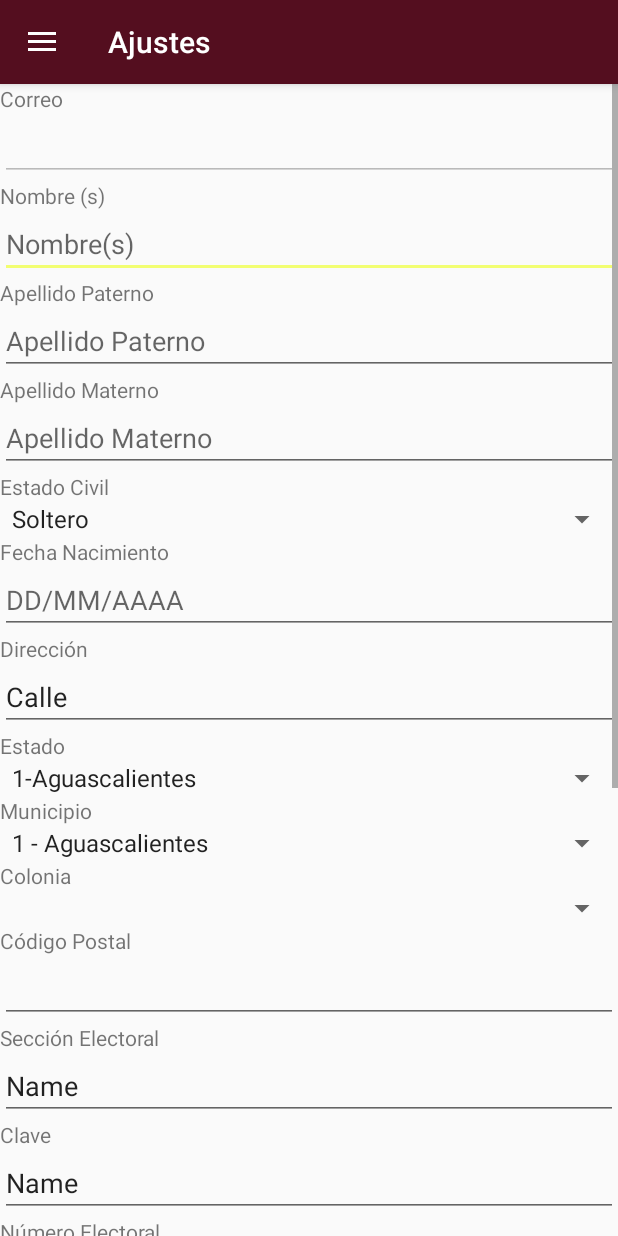
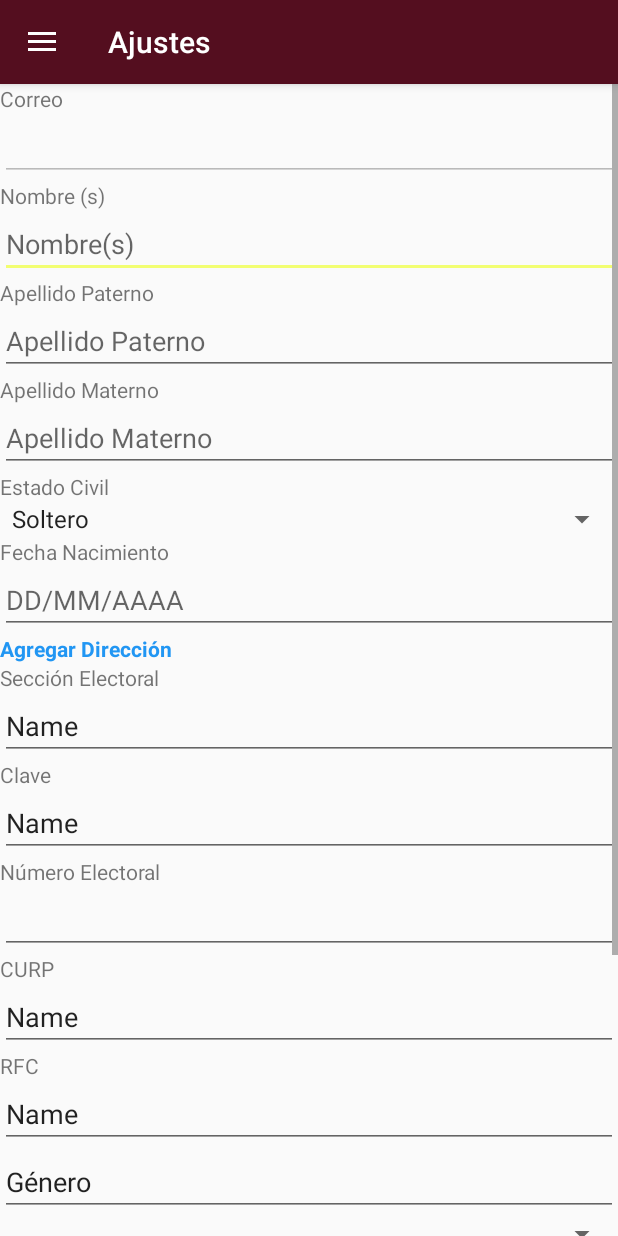
Before and after one commit to freqbends/NabelleApp, an Android app: the screen it shows after launch once a user with an empty profile is signed in (MainActivity), in the side drawer, after a tap on "Ajustes", on a phone screen of 412 x 824 dp. Run offline under Robolectric (Android 15) with nearby library versions, the phone set to English and light mode, and no system bars; our stand-ins replace Firebase (no records; nobody signed in at launch, a user with empty details on screens opened directly), navigation-ui; pictures from the network do not load.

Commit message:
Se realizan ajustes

```diff
--- a/app/build.gradle
+++ b/app/build.gradle
@@ -60,6 +60,8 @@ dependencies {
     annotationProcessor 'com.github.bumptech.glide:compiler:4.11.0'
     implementation 'androidx.gridlayout:gridlayout:1.0.0'
 
+    compile 'com.readystatesoftware.sqliteasset:sqliteassethelper:+'
+
 
 }
 
--- a/app/src/main/AndroidManifest.xml
+++ b/app/src/main/AndroidManifest.xml
@@ -23,7 +23,8 @@
         android:roundIcon="@mipmap/ic_nabelle"
         android:supportsRtl="true"
         android:theme="@style/AppTheme">
-        <activity android:name=".ui.galeria.DetalleGaleriaActivity"></activity>
+        <activity android:name=".ui.direccion.DireccionActivity"></activity>
+        <activity android:name=".ui.galeria.DetalleGaleriaActivity" />
         <activity android:name=".ui.servicios.ListaServiciosPorTipoActivity" />
         <activity android:name=".ui.cortina.CortinaActivity">
             <intent-filter>
--- a/app/src/main/java/org/fundacion/nabelle/conexionBD/ConexionSQLiteHelper.java
+++ b/app/src/main/java/org/fundacion/nabelle/conexionBD/ConexionSQLiteHelper.java
@@ -6,6 +6,7 @@ import android.database.sqlite.SQLiteOpenHelper;
 
 import androidx.annotation.Nullable;
 
+import static org.fundacion.nabelle.utils.UtilidadesDB.CREAR_TABLA_ESTADO;
 import static org.fundacion.nabelle.utils.UtilidadesDB.CREAR_TABLA_USUARIO;
 
 public class ConexionSQLiteHelper extends SQLiteOpenHelper {
@@ -17,12 +18,15 @@ public class ConexionSQLiteHelper extends SQLiteOpenHelper {
     @Override
     public void onCreate(SQLiteDatabase db) {
         db.execSQL(CREAR_TABLA_USUARIO);
+        db.execSQL(CREAR_TABLA_ESTADO);
 
     }
 
     @Override
     public void onUpgrade(SQLiteDatabase db, int oldVersion, int newVersion) {
         db.execSQL("DROP TABLE IF EXISTS usuario");
+        db.execSQL("DROP TABLE IF EXISTS estados");
+
         onCreate(db);
     }
 }
--- a/app/src/main/java/org/fundacion/nabelle/presenter/loginPresenter/PresentadorLogin.java
+++ b/app/src/main/java/org/fundacion/nabelle/presenter/loginPresenter/PresentadorLogin.java
@@ -45,6 +45,7 @@ public class PresentadorLogin implements LoginInterface {
                             usuario.setCorreo(correo);
                             Intent intent = new Intent(mContext, MainActivity.class);
                             intent.putExtra("correo",usuario.getCorreo());
+                            intent.addFlags(Intent.FLAG_ACTIVITY_CLEAR_TOP );
                             mContext.startActivity(intent);
                         }
                     }
--- a/app/src/main/java/org/fundacion/nabelle/ui/ajustes/AjustesFragment.java
+++ b/app/src/main/java/org/fundacion/nabelle/ui/ajustes/AjustesFragment.java
@@ -46,8 +46,10 @@ import org.fundacion.nabelle.conexionBD.ConexionSQLiteHelper;
 import org.fundacion.nabelle.interfaces.UsuarioInterface;
 import org.fundacion.nabelle.model.Usuario;
 import org.fundacion.nabelle.presenter.usuarioPresenter.PresentadorUsuario;
+import org.fundacion.nabelle.ui.direccion.DireccionActivity;
 import org.fundacion.nabelle.ui.login.LoginActivity;
 import org.fundacion.nabelle.utils.UtilidadesDB;
+import org.fundacion.nabelle.utils.UtilidadesTablasDB;
 
 import static androidx.constraintlayout.widget.Constraints.TAG;
 
@@ -56,7 +58,7 @@ public class AjustesFragment extends Fragment implements View.OnClickListener, U
     private GalleryViewModel galleryViewModel;
     View vista;
     Usuario usuario;
-    private TextView correo;
+    private TextView correo,direccion;
     private Button botonGuardar,botonActualizar;
     private EditText nombre,apPaterno,apMaterno,fechaNacimiento,calle,codigoPostal,seccionElectoral,clave,numeroElectoral,curp,rfc,celular,fijo;
     ImageView cerrarSesion;
@@ -88,8 +90,6 @@ public class AjustesFragment extends Fragment implements View.OnClickListener, U
         apPaterno = (EditText)vista.findViewById(R.id.apPaterno);
         apMaterno = (EditText)vista.findViewById(R.id.apMaterno);
         fechaNacimiento = (EditText)vista.findViewById(R.id.fechaNacimiento);
-        calle = (EditText)vista.findViewById(R.id.calle);
-        codigoPostal = (EditText)vista.findViewById(R.id.codigoPostal);
         seccionElectoral = (EditText)vista.findViewById(R.id.seccionElectoral);
         clave = (EditText)vista.findViewById(R.id.clave);
         numeroElectoral = (EditText)vista.findViewById(R.id.numeroElectoral);
@@ -99,39 +99,17 @@ public class AjustesFragment extends Fragment implements View.OnClickListener, U
         fijo = (EditText)vista.findViewById(R.id.fijo);
         cerrarSesion = (ImageView)vista.findViewById(R.id.img_sesion);
         cerrarSesion.setOnClickListener(this);
-
-
-        estado = vista.findViewById(R.id.estado);
-        municipio = vista.findViewById(R.id.municipio);
-        colonia = vista.findViewById(R.id.colonia);
         genero = vista.findViewById(R.id.genero);
-
         presentadorUsuario.setVista(this);
         presentadorUsuario.obtenerUsuario(usuario);
         adaptadorEC = ArrayAdapter.createFromResource(getContext(),R.array.estadoCivil,android.R.layout.simple_spinner_item);
         progreso.setVisibility(View.INVISIBLE);
         estadoCivil.setAdapter(adaptadorEC);
-        ArrayAdapter<CharSequence> adaptadorEstado = ArrayAdapter.createFromResource(getContext(),R.array.estado,android.R.layout.simple_spinner_item);
-        estado.setAdapter(adaptadorEstado);
+        direccion = (TextView) vista.findViewById(R.id.direccion);
+        direccion.setOnClickListener(this);
         auth = FirebaseAuth.getInstance();
         conn = new ConexionSQLiteHelper(getContext(),"bd_nabelle",null,1);
 
-
-
-        estado.setOnItemSelectedListener(new AdapterView.OnItemSelectedListener() {
-            @Override
-            public void onItemSelected(AdapterView<?> adapterView, View view, int i, long l) {
-                if(i == 0){
-                    listaMunicipios();
-                }
-            }
-
-
-            @Override
-            public void onNothingSelected(AdapterView<?> adapterView) {
-
-            }
-        });
 
 
     return vista;
@@ -185,6 +163,11 @@ public class AjustesFragment extends Fragment implements View.OnClickListener, U
                 dialogoImagen(view).show();
                 break;
 
+            case R.id.direccion:
+                Intent intent = new Intent(getContext(), DireccionActivity.class);
+                startActivity(intent);
+                break;
+
         }
 
     }
@@ -206,9 +189,6 @@ public class AjustesFragment extends Fragment implements View.OnClickListener, U
         if(usuario.getEstado() == null){
             estadoCivil.setAdapter(adaptadorEC);
         }
-
-        calle.setText(usuario.getCalle());
-        codigoPostal.setText(usuario.getCodigoPostal());
         seccionElectoral.setText(usuario.getSeccionElectoral());
         clave.setText(usuario.getClaveElector());
         numeroElectoral.setText(usuario.getNumIdentificador());
@@ -247,7 +227,8 @@ public class AjustesFragment extends Fragment implements View.OnClickListener, U
                 if (usuario != null) {
                     auth.signOut();
                     Toast.makeText(getContext(), "¡Esta cerrando su sesión!", Toast.LENGTH_SHORT).show();
-                    eliminarUsuarioSQLite(usuario);
+                    UtilidadesTablasDB utils = new UtilidadesTablasDB();
+                    utils.eliminarUsuarioSQLite(getActivity().getApplicationContext(),usuario);
 
 
                     startActivity(new Intent(getContext(), LoginActivity.class));
@@ -265,11 +246,6 @@ public class AjustesFragment extends Fragment implements View.OnClickListener, U
 
     }
 
-    private void eliminarUsuarioSQLite(Usuario usuario){
-        SQLiteDatabase db = conn.getWritableDatabase();
-        String[]parametro = {usuario.getCorreo()};
-        db.delete(UtilidadesDB.TABLA_USUARIO,UtilidadesDB.CAMPO_ID+"=?",parametro);
-        db.close();
-    }
+
 
 }
--- a/app/src/main/java/org/fundacion/nabelle/ui/cortina/CortinaActivity.java
+++ b/app/src/main/java/org/fundacion/nabelle/ui/cortina/CortinaActivity.java
@@ -1,5 +1,6 @@
 package org.fundacion.nabelle.ui.cortina;
 
+import android.content.ContentValues;
 import android.content.Intent;
 import android.content.SharedPreferences;
 import android.database.Cursor;
@@ -7,12 +8,16 @@ import android.database.sqlite.SQLiteDatabase;
 import android.os.Bundle;
 import android.os.Handler;
 import android.preference.PreferenceManager;
+import android.view.Window;
+import android.view.WindowManager;
 
 import org.fundacion.nabelle.MainActivity;
 import org.fundacion.nabelle.R;
 import org.fundacion.nabelle.conexionBD.ConexionSQLiteHelper;
 import org.fundacion.nabelle.ui.login.LoginActivity;
 import org.fundacion.nabelle.utils.UtilidadesDB;
+import org.fundacion.nabelle.utils.UtilidadesTablasDB;
+
 
 import androidx.appcompat.app.AppCompatActivity;
 
@@ -23,14 +28,16 @@ public class CortinaActivity extends AppCompatActivity {
     @Override
     protected void onCreate(Bundle savedInstanceState) {
         super.onCreate(savedInstanceState);
+        getSupportActionBar().hide();
         setContentView(R.layout.activity_cortina);
 
         new Handler().postDelayed(new Runnable() {
             @Override
             public void run() {
-
-                conn = new ConexionSQLiteHelper(getApplicationContext(),"bd_nabelle",null,1);
-                String usuario = consultarUsuario();
+                UtilidadesTablasDB utils = new UtilidadesTablasDB();
+                conn = new ConexionSQLiteHelper(getApplicationContext(),"bd_nabelle",null,2);
+                utils.registrarEstados(getApplicationContext());
+                String usuario = utils.consultarUsuario(conn);
                 if(usuario.equals("")){
                     Intent intent=new Intent(CortinaActivity.this, LoginActivity.class);
                     startActivity(intent);
@@ -45,18 +52,6 @@ public class CortinaActivity extends AppCompatActivity {
         },3000);
     }
 
-    private String consultarUsuario(){
-        String usuario = "";
-        SQLiteDatabase db = conn.getReadableDatabase();
-        String[]campos = {UtilidadesDB.CAMPO_ID};
-        try{
-            Cursor cursor = db.query(UtilidadesDB.TABLA_USUARIO,campos,null,null,null,null,null);
-            cursor.moveToFirst();
-            usuario = cursor.getString(0);
-        }catch (Exception ex){
 
-        }
 
-        return usuario;
-    }
 }
--- a/app/src/main/java/org/fundacion/nabelle/ui/galeria/DetalleGaleriaActivity.java
+++ b/app/src/main/java/org/fundacion/nabelle/ui/galeria/DetalleGaleriaActivity.java
@@ -18,6 +18,7 @@ public class DetalleGaleriaActivity extends AppCompatActivity {
     @Override
     protected void onCreate(Bundle savedInstanceState) {
         super.onCreate(savedInstanceState);
+        getSupportActionBar().hide();
         setContentView(R.layout.activity_detalle_galeria);
         imagen = findViewById(R.id.imagenGaleria);
 
--- a/app/src/main/java/org/fundacion/nabelle/utils/UtilidadesDB.java
+++ b/app/src/main/java/org/fundacion/nabelle/utils/UtilidadesDB.java
@@ -9,4 +9,10 @@ public class UtilidadesDB {
     public final static String CAMPO_PWD = "password";
     public final static String CREAR_TABLA_USUARIO = "CREATE TABLE "+TABLA_USUARIO+ "("+CAMPO_ID+" TEXT, "+CAMPO_CORREO+" TEXT, "+CAMPO_PWD+" TEXT)";
 
+    public final static String TABLA_ESTADOS = "estados";
+    public final static String CAMPO_ID_EDO = "idEstado";
+    public final static String CAMPO_NOMBRE_EDO = "nombre";
+    public final static String CREAR_TABLA_ESTADO= "CREATE TABLE "+TABLA_ESTADOS+ "("+CAMPO_ID_EDO+" INTEGER PRIMARY KEY, "+CAMPO_NOMBRE_EDO+" TEXT)";
+
+
 }
--- /dev/null
+++ b/app/src/main/java/org/fundacion/nabelle/utils/UtilidadesTablasDB.java
@@ -0,0 +1,107 @@
+package org.fundacion.nabelle.utils;
+
+import android.content.ContentValues;
+import android.content.Context;
+import android.database.Cursor;
+import android.database.sqlite.SQLiteDatabase;
+
+import org.fundacion.nabelle.conexionBD.ConexionSQLiteHelper;
+import org.fundacion.nabelle.model.Estados;
+import org.fundacion.nabelle.model.Usuario;
+
+import java.util.ArrayList;
+import java.util.List;
+
+public class UtilidadesTablasDB {
+    ConexionSQLiteHelper conn;
+
+    public Long registrarUsuario(Context context,String email, String password){
+        conn = new ConexionSQLiteHelper(context,"bd_nabelle",null,2);
+        SQLiteDatabase db = conn.getWritableDatabase();
+        ContentValues values = new ContentValues();
+        values.put(UtilidadesDB.CAMPO_ID,email);
+        values.put(UtilidadesDB.CAMPO_CORREO,email);
+        values.put(UtilidadesDB.CAMPO_PWD,password);
+        return db.insert(UtilidadesDB.TABLA_USUARIO,UtilidadesDB.CAMPO_ID,values);
+    }
+
+    public List<Estados> consultarLista(Context context){
+        conn = new ConexionSQLiteHelper(context,"bd_nabelle",null,2);
+        SQLiteDatabase db = conn.getWritableDatabase();
+        List<Estados> listaEstados = new ArrayList<Estados>();
+        Cursor cursor = db.rawQuery("SELECT * FROM "+ UtilidadesDB.TABLA_ESTADOS,null);
+        while(cursor.moveToNext()){
+            Estados estado = new Estados();
+            estado.setIdEstado(cursor.getInt(0));
+            estado.setNombreEstado(cursor.getString(1));
+            listaEstados.add(estado);
+        }
+
+        return listaEstados;
+    }
+
+    public String consultarUsuario(ConexionSQLiteHelper conn){
+        String usuario = "";
+        SQLiteDatabase db = conn.getReadableDatabase();
+        String[]campos = {UtilidadesDB.CAMPO_ID};
+        try{
+            Cursor cursor = db.query(UtilidadesDB.TABLA_USUARIO,campos,null,null,null,null,null);
+            cursor.moveToFirst();
+            usuario = cursor.getString(0);
+        }catch (Exception ex){
+
+        }
+
+        return usuario;
+    }
+
+    public void eliminarUsuarioSQLite(Context context,Usuario usuario){
+        conn = new ConexionSQLiteHelper(context,"bd_nabelle",null,2);
+        SQLiteDatabase db = conn.getWritableDatabase();
+        String[]parametro = {usuario.getCorreo()};
+        db.delete(UtilidadesDB.TABLA_USUARIO,UtilidadesDB.CAMPO_ID+"=?",parametro);
+        db.close();
+    }
+
+    public void registrarEstados(Context context){
+        ConexionSQLiteHelper conn = new ConexionSQLiteHelper(context,"bd_nabelle",null,2);
+        SQLiteDatabase db = conn.getWritableDatabase();
+        db.delete(UtilidadesDB.TABLA_ESTADOS,null,null);
+        String insert = "INSERT INTO "+UtilidadesDB.TABLA_ESTADOS+ " ("+UtilidadesDB.CAMPO_ID_EDO  +" , " + UtilidadesDB.CAMPO_NOMBRE_EDO+") VALUES (1,'Aguascalientes'),\n" +
+                " (2,'Baja California'),\n" +
+                " (3,'Baja California Sur'),\n" +
+                " (4,'Campeche'),\n" +
+                " (5,'Coahuila'),\n" +
+                " (6,'Colima'),\n" +
+                " (7,'Chiapas'),\n" +
+                " (8,'Chihuahua'),\n" +
+                " (9,'Ciudad de México'),\n" +
+                " (10,'Durango'),\n" +
+                " (11,'Guanajuato'),\n" +
+                " (12,'Guerrero'),\n" +
+                " (13,'Hidalgo'),\n" +
+                " (14,'Jalisco'),\n" +
+                " (15,'México'),\n" +
+                " (16,'Michoacán'),\n" +
+                " (17,'Morelos'),\n" +
+                " (18,'Nayarit'),\n" +
+                " (19,'Nuevo León'),\n" +
+                " (20,'Oaxaca'),\n" +
+                " (21,'Puebla'),\n" +
+                " (22,'Querétaro'),\n" +
+                " (23,'Quintana Roo'),\n" +
+                " (24,'San Luis Potosí'),\n" +
+                " (25,'Sinaloa'),\n" +
+                " (26,'Sonora'),\n" +
+                " (27,'Tabasco'),\n" +
+                " (28,'Tamaulipas'),\n" +
+                " (29,'Tlaxcala'),\n" +
+                " (30,'Veracruz'),\n" +
+                " (31,'Yucatán'),\n" +
+                " (32,'Zacatecas')";
+
+        db.execSQL(insert);
+        db.close();
+
+    }
+}
--- a/app/src/main/res/layout/fragment_ajustes.xml
+++ b/app/src/main/res/layout/fragment_ajustes.xml
@@ -101,65 +101,12 @@
                 android:inputType="date" />
 
             <TextView
-                android:id="@+id/textView8"
+                android:id="@+id/direccion"
                 android:layout_width="match_parent"
                 android:layout_height="wrap_content"
-                android:text="Dirección" />
-
-            <EditText
-                android:id="@+id/calle"
-                android:layout_width="match_parent"
-                android:layout_height="wrap_content"
-                android:ems="10"
-                android:hint="Calle"
-                android:inputType="textPersonName"
-                android:text="Calle" />
-
-            <TextView
-                android:id="@+id/textView9"
-                android:layout_width="match_parent"
-                android:layout_height="wrap_content"
-                android:text="Estado" />
-
-            <Spinner
-                android:id="@+id/estado"
-                android:layout_width="match_parent"
-                android:layout_height="wrap_content" />
-
-            <TextView
-                android:id="@+id/textView10"
-                android:layout_width="match_parent"
-                android:layout_height="wrap_content"
-                android:text="Municipio" />
-
-            <Spinner
-                android:id="@+id/municipio"
-                android:layout_width="match_parent"
-                android:layout_height="wrap_content" />
-
-            <TextView
-                android:id="@+id/textView11"
-                android:layout_width="match_parent"
-                android:layout_height="wrap_content"
-                android:text="Colonia" />
-
-            <Spinner
-                android:id="@+id/colonia"
-                android:layout_width="match_parent"
-                android:layout_height="wrap_content" />
-
-            <TextView
-                android:id="@+id/textView12"
-                android:layout_width="match_parent"
-                android:layout_height="wrap_content"
-                android:text="Código Postal" />
-
-            <EditText
-                android:id="@+id/codigoPostal"
-                android:layout_width="match_parent"
-                android:layout_height="wrap_content"
-                android:ems="10"
-                android:inputType="textPostalAddress" />
+                android:text="Agregar Dirección"
+                android:textColor="#2196F3"
+                android:textStyle="bold" />
 
             <TextView
                 android:id="@+id/textView13"
```
Also changed, not shown: app/src/main/java/org/fundacion/nabelle/conexionBD/DataBaseAccess.java (added, +58 -0 lines), app/src/main/java/org/fundacion/nabelle/conexionBD/DataBaseOpenHelper.java (added, +14 -0 lines), app/src/main/java/org/fundacion/nabelle/model/Estados.java (added, +24 -0 lines), app/src/main/java/org/fundacion/nabelle/ui/direccion/DireccionActivity.java (added, +58 -0 lines), app/src/main/java/org/fundacion/nabelle/ui/login/LoginActivity.java (+6 -12 lines), app/src/main/res/layout/activity_cortina.xml (+6 -4 lines), app/src/main/res/layout/activity_direccion.xml (added, +13 -0 lines), 1 other file.
